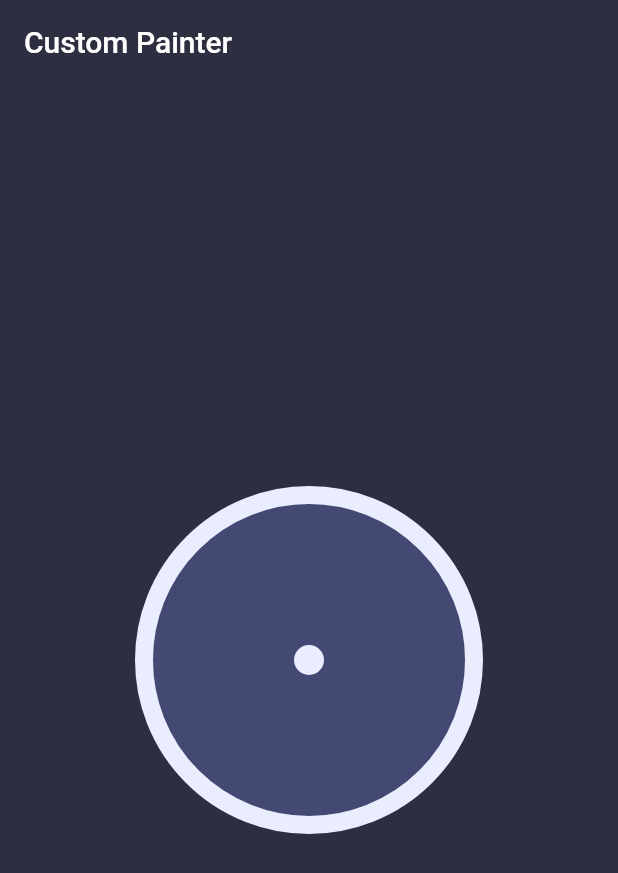
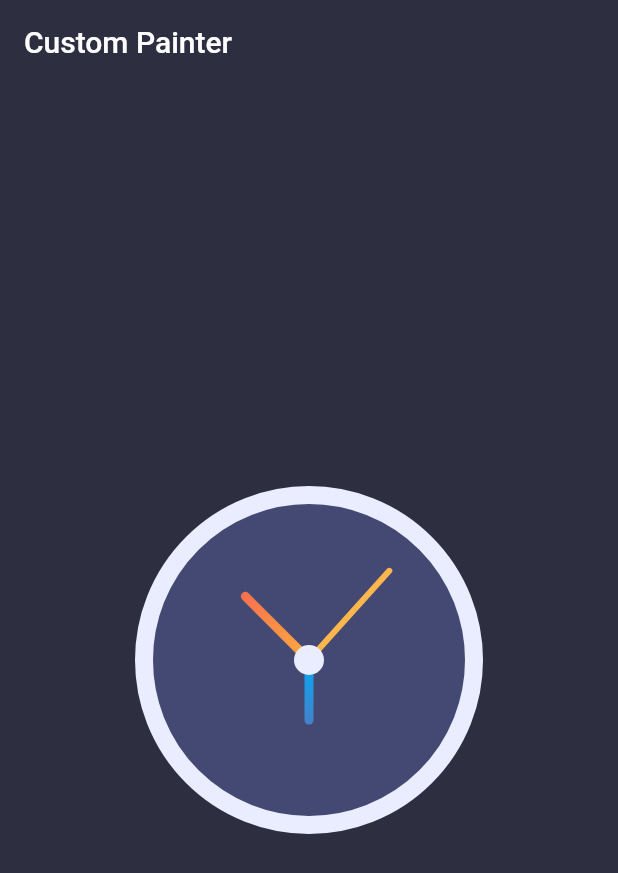
Before and after one commit to Netesh5/Custom-Painter-Flutter, a Flutter app: the screen it shows after launch, on a phone screen of 412 x 824 dp. Shown: the top 873 px of the screen. Run offline on Flutter 3.47's test engine with Material 2 defaults, Android fonts, the phone set to English and light mode, and no system bars.

Commit message:
clock implemenation

```diff
--- a/lib/view/clock/clock.dart
+++ b/lib/view/clock/clock.dart
@@ -1,11 +1,27 @@
+import 'dart:async';
 import 'dart:math';
 
 import 'package:flutter/material.dart';
 
+import 'widgets/clockpainter.dart';
+
 Color bgColor = const Color(0xff2d2f41);
 
-class CustomClock extends StatelessWidget {
+class CustomClock extends StatefulWidget {
   const CustomClock({super.key});
+
+  @override
+  State<CustomClock> createState() => _CustomClockState();
+}
+
+class _CustomClockState extends State<CustomClock> {
+  @override
+  void initState() {
+    Timer.periodic(const Duration(seconds: 1), (timer) {
+      setState(() {});
+    });
+    super.initState();
+  }
 
   @override
   Widget build(BuildContext context) {
@@ -13,39 +29,12 @@ class CustomClock extends StatelessWidget {
       width: 300,
       height: 300,
       color: bgColor,
-      child: CustomPaint(
-        painter: ClockPainter(),
+      child: Transform.rotate(
+        angle: -pi / 2,
+        child: CustomPaint(
+          painter: ClockPainter(),
+        ),
       ),
     );
   }
 }
-
-class ClockPainter extends CustomPainter {
-  @override
-  void paint(Canvas canvas, Size size) {
-    var centerX = size.width / 2; //to find the position of x
-    var centerY = size.height / 2; //to find the position of y
-    var center =
-        Offset(centerX, centerY); // using offset we find the center from origin
-    var radius = min(centerX, centerY); //to find the radius we use min
-
-    var innerpaint = Paint()
-      ..color = const Color(0xff444974); //paint is used to provide the design
-    var outlinepaint = Paint()
-      ..color = const Color(0xffeaecff)
-      ..strokeWidth = 12
-      ..style = PaintingStyle.stroke;
-
-    var innercircle = Paint()..color = const Color(0xffeaecff);
-
-    canvas.drawCircle(center, radius - 40,
-        innerpaint); //it is inbuilt property to draw the shape circle
-    canvas.drawCircle(center, radius - 40, outlinepaint);
-    canvas.drawCircle(center, 10, innercircle);
-  }
-
-  @override
-  bool shouldRepaint(covariant CustomPainter oldDelegate) {
-    return true;
-  }
-}
--- a/lib/view/homepage.dart
+++ b/lib/view/homepage.dart
@@ -15,7 +15,7 @@ class HomePage extends StatelessWidget {
       ),
       body: Column(
         mainAxisAlignment: MainAxisAlignment.center,
-        children: [Center(child: CustomClock())],
+        children: const [Center(child: CustomClock())],
       ),
     );
   }
```
Also changed, not shown: lib/view/clock/widgets/clockpainter.dart (added, +70 -0 lines).
